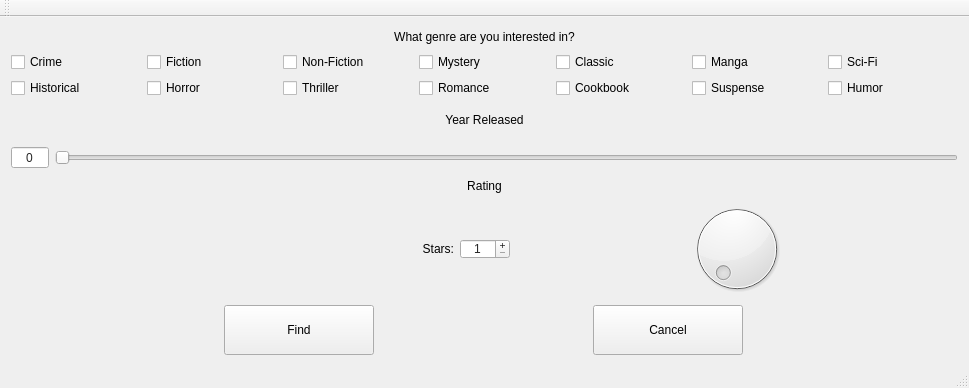
This is choicewindow.ui in ameyrk99/rekt as Qt 5 draws it before an edit. The edited form follows.
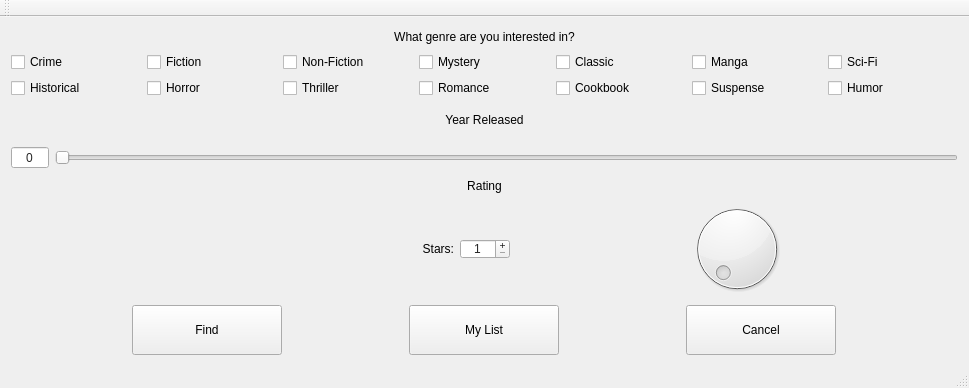
This is the edited form.

What changed in the file:
```diff
--- a/choicewindow.ui
+++ b/choicewindow.ui
@@ -426,6 +426,19 @@
         </property>
        </widget>
       </item>
+      <item>
+       <widget class="QPushButton" name="pushButton_3">
+        <property name="maximumSize">
+         <size>
+          <width>150</width>
+          <height>50</height>
+         </size>
+        </property>
+        <property name="text">
+         <string>My List</string>
+        </property>
+       </widget>
+      </item>
       <item>
        <widget class="QPushButton" name="pushButton_2">
         <property name="maximumSize">
```
